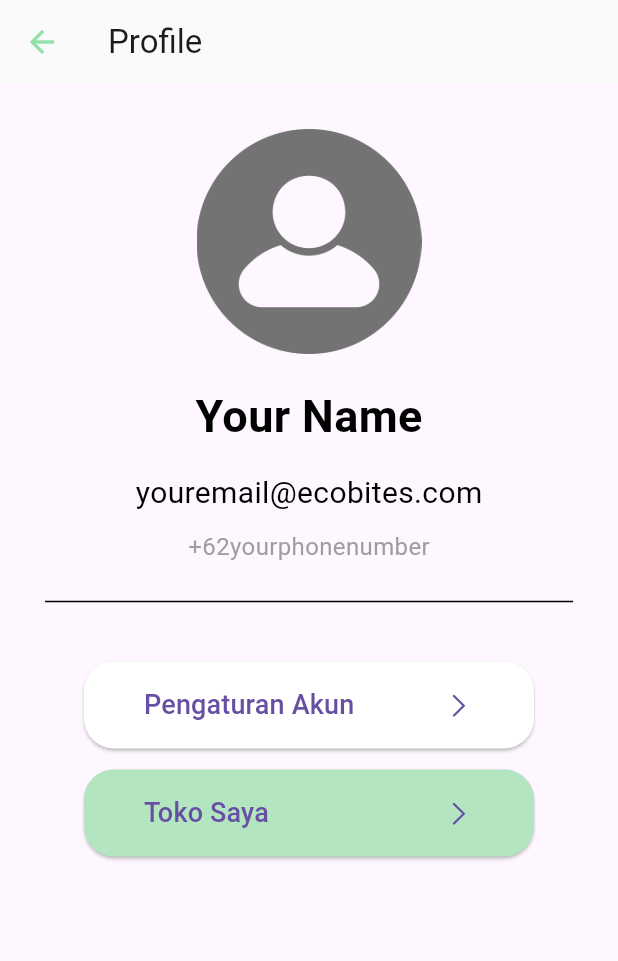
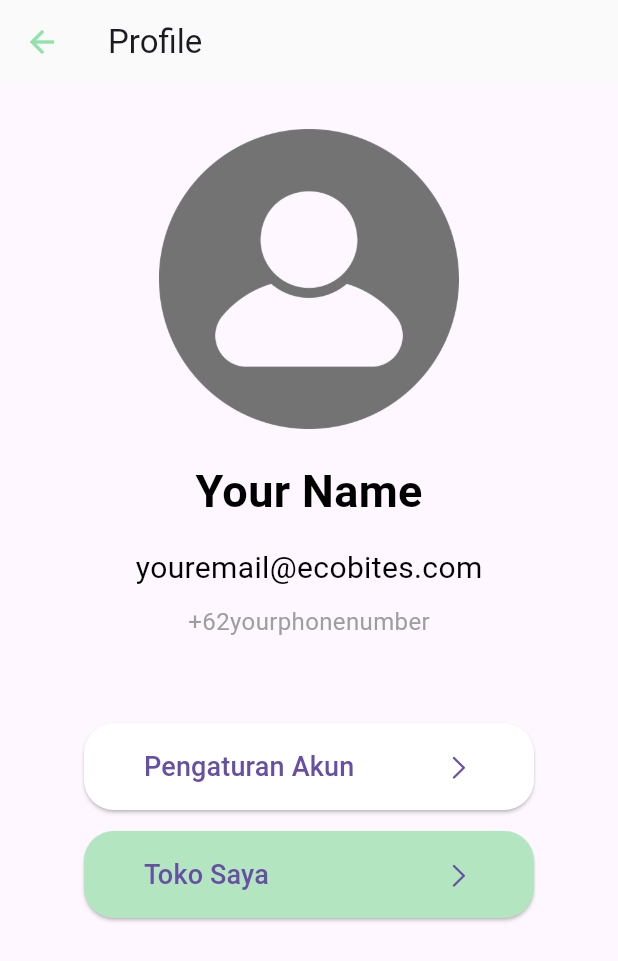
Before and after one commit to angelica1412/ecobites, a Flutter app: the ProfileScreen screen opened directly, on a phone screen of 412 x 824 dp. Shown: the top 961 px of the screen. Run offline on Flutter 3.47's test engine with Material 3 defaults, Android fonts, the phone set to English and light mode, and no system bars; our stand-ins replace cloud_firestore, firebase_auth, firebase_core, google_fonts, image_picker; accounts and stored records are empty.

Commit message:
tambah const dan ganti ukuran foto profile

```diff
--- a/lib/profile.dart
+++ b/lib/profile.dart
@@ -1,5 +1,3 @@
-import 'package:ecobites/PengaturanAkun.dart';
-import 'package:ecobites/user_store_page.dart';
 import 'package:flutter/material.dart';
 import 'package:flutter/cupertino.dart';
 
@@ -34,8 +32,8 @@ class ProfileScreen extends StatelessWidget {
               Center(
                 child: Image.asset(
                   'assets/defaultProfilePicture.png',
-                  height: 150,
-                  width: 150,
+                  height: 200,
+                  width: 200,
                 ),
               ),
               const SizedBox(
@@ -71,25 +69,15 @@ class ProfileScreen extends StatelessWidget {
                   fontWeight: FontWeight.normal,
                 ),
               ),
-              const SizedBox(height: 15,),
-              const Divider(
-                color: Colors.black,
-                thickness: 1.0,
-                height: 20,
-                indent: 20,
-                endIndent: 20,
-              ),
-              const SizedBox(height: 30),
+              const SizedBox(height: 56),
               Align(
                 alignment: Alignment.center,
                 child: Container(
                   width: 300,
                   child: ElevatedButton(
                     onPressed: () {
-                      Navigator.push(
-                          context,
-                          MaterialPageRoute(
-                              builder: (context) => const PengaturanAkun()));
+                      // Fungsi yang akan dijalankan ketika tombol login ditekan
+                      // Anda dapat menambahkan logika autentikasi di sini
                     },
                     style: ElevatedButton.styleFrom(
                       backgroundColor: const Color.fromARGB(255, 255, 255, 255),
@@ -122,12 +110,7 @@ class ProfileScreen extends StatelessWidget {
                 child: Container(
                   width: 300,
                   child: ElevatedButton(
-                    onPressed: () {
-                      Navigator.push(
-                          context,
-                          MaterialPageRoute(
-                              builder: (context) => const userStorePage()));
-                    },
+                    onPressed: () {},
                     style: ElevatedButton.styleFrom(
                       backgroundColor: const Color.fromARGB(255, 179, 229, 193),
                       shape: RoundedRectangleBorder(
```
